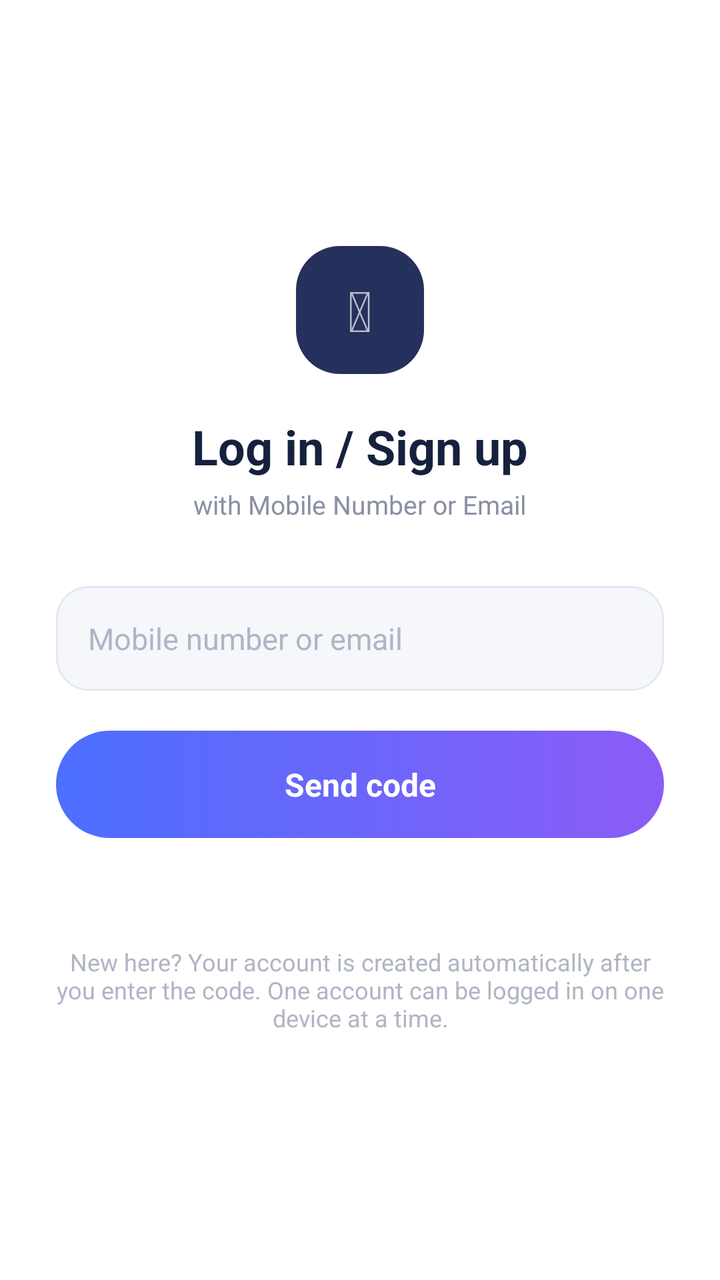
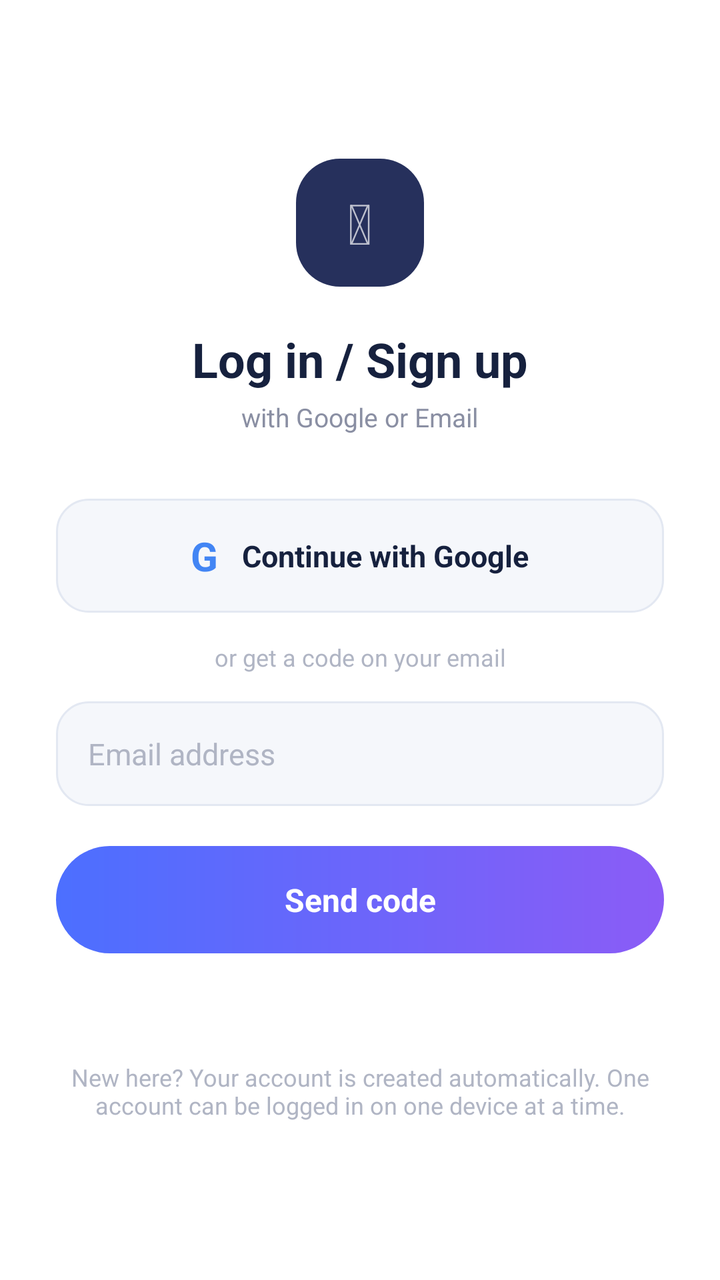

Compare the two renders of this Android layout. The source of the first and the diff that turns it into the second are given below.
<!-- AndroidManifest.xml: application theme Theme.AutoDialer -->
<!-- res/layout/activity_login.xml -->
<?xml version="1.0" encoding="utf-8"?>
<ScrollView xmlns:android="http://schemas.android.com/apk/res/android"
    android:layout_width="match_parent"
    android:layout_height="match_parent"
    android:background="#FFFFFF"
    android:fillViewport="true">

    <LinearLayout
        android:layout_width="match_parent"
        android:layout_height="match_parent"
        android:orientation="vertical"
        android:gravity="center"
        android:padding="28dp">

        <FrameLayout
            android:layout_width="64dp"
            android:layout_height="64dp"
            android:background="@drawable/bg_icon_chip">

            <TextView
                android:layout_width="wrap_content"
                android:layout_height="wrap_content"
                android:layout_gravity="center"
                android:text="&#128172;"
                android:textSize="28sp"/>
        </FrameLayout>

        <TextView
            android:layout_width="wrap_content"
            android:layout_height="wrap_content"
            android:layout_marginTop="20dp"
            android:text="Log in / Sign up"
            android:textColor="#16213E"
            android:textStyle="bold"
            android:textSize="24sp"/>

        <TextView
            android:layout_width="wrap_content"
            android:layout_height="wrap_content"
            android:layout_marginTop="4dp"
            android:text="with Mobile Number or Email"
            android:textColor="#8A8FA3"
            android:textSize="13sp"/>

        <EditText
            android:id="@+id/etPhone"
            android:layout_width="match_parent"
            android:layout_height="wrap_content"
            android:layout_marginTop="32dp"
            android:background="@drawable/bg_login_input"
            android:hint="Mobile number or email"
            android:inputType="textEmailAddress"
            android:maxLength="100"
            android:padding="16dp"
            android:textColor="#16213E"
            android:textColorHint="#B0B5C4"
            android:textSize="15sp"/>

        <TextView
            android:id="@+id/btnSendOtp"
            android:layout_width="match_parent"
            android:layout_height="wrap_content"
            android:layout_marginTop="20dp"
            android:background="@drawable/bg_login_button"
            android:gravity="center"
            android:padding="16dp"
            android:text="Send code"
            android:textColor="#FFFFFF"
            android:textStyle="bold"
            android:textSize="16sp"/>

        <LinearLayout
            android:id="@+id/otpSection"
            android:layout_width="match_parent"
            android:layout_height="wrap_content"
            android:orientation="vertical"
            android:layout_marginTop="20dp"
            android:visibility="gone">

            <EditText
                android:id="@+id/etOtp"
                android:layout_width="match_parent"
                android:layout_height="wrap_content"
                android:background="@drawable/bg_login_input"
                android:gravity="center"
                android:hint="6-digit code"
                android:inputType="number"
                android:maxLength="6"
                android:padding="14dp"
                android:textColor="#16213E"
                android:textColorHint="#B0B5C4"
                android:textSize="20sp"
                android:letterSpacing="0.3"/>

            <TextView
                android:id="@+id/btnVerifyOtp"
                android:layout_width="match_parent"
                android:layout_height="wrap_content"
                android:layout_marginTop="14dp"
                android:background="@drawable/bg_login_button"
                android:gravity="center"
                android:padding="16dp"
                android:text="Verify &amp; Log in"
                android:textColor="#FFFFFF"
                android:textStyle="bold"
                android:textSize="16sp"/>

            <LinearLayout
                android:layout_width="match_parent"
                android:layout_height="wrap_content"
                android:layout_marginTop="14dp"
                android:orientation="horizontal">

                <TextView
                    android:id="@+id/btnChangeNumber"
                    android:layout_width="0dp"
                    android:layout_weight="1"
                    android:layout_height="wrap_content"
                    android:padding="8dp"
                    android:text="Change"
                    android:textColor="#6C63FF"
                    android:textSize="14sp"/>

                <TextView
                    android:id="@+id/btnResendOtp"
                    android:layout_width="wrap_content"
                    android:layout_height="wrap_content"
                    android:padding="8dp"
                    android:gravity="end"
                    android:text="Resend code"
                    android:textColor="#6C63FF"
                    android:textSize="14sp"/>
            </LinearLayout>
        </LinearLayout>

        <TextView
            android:id="@+id/tvLoginStatus"
            android:layout_width="match_parent"
            android:layout_height="wrap_content"
            android:layout_marginTop="16dp"
            android:gravity="center"
            android:textColor="#8A8FA3"
            android:textSize="13sp"/>

        <TextView
            android:layout_width="match_parent"
            android:layout_height="wrap_content"
            android:layout_marginTop="20dp"
            android:gravity="center"
            android:text="New here? Your account is created automatically after you enter the code. One account can be logged in on one device at a time."
            android:textColor="#B0B5C4"
            android:textSize="12sp"/>

    </LinearLayout>
</ScrollView>
<!-- resources referenced by this layout -->
<resources>
  <!-- drawable bg_icon_chip (drawable) -->
  <?xml version="1.0" encoding="utf-8"?>
  <shape xmlns:android="http://schemas.android.com/apk/res/android">
      <solid android:color="#26305C"/>
      <corners android:radius="22dp"/>
  </shape>
  <!-- drawable bg_login_button (drawable) -->
  <?xml version="1.0" encoding="utf-8"?>
  <ripple xmlns:android="http://schemas.android.com/apk/res/android"
      android:color="#40FFFFFF">
      <item>
  <shape xmlns:android="http://schemas.android.com/apk/res/android">
      <gradient
          android:startColor="@color/gradient_top"
          android:endColor="@color/gradient_bottom"
          android:angle="0"/>
      <corners android:radius="28dp"/>
  </shape>
      </item>
  </ripple>
  <!-- drawable bg_login_input (drawable) -->
  <?xml version="1.0" encoding="utf-8"?>
  <shape xmlns:android="http://schemas.android.com/apk/res/android">
      <solid android:color="#F5F7FB"/>
      <corners android:radius="16dp"/>
      <stroke android:width="1dp" android:color="#E3E8F2"/>
  </shape>
  <style name="Theme.AutoDialer" parent="Theme.MaterialComponents.NoActionBar">
          <item name="colorPrimary">@color/resume_bg</item>
          <item name="colorPrimaryVariant">@color/resume_bg</item>
          <item name="android:windowBackground">@color/bg_dark</item>
          <item name="android:textColorPrimary">@color/text_primary_dark</item>
          <item name="android:textColorSecondary">@color/text_secondary_dark</item>
      </style>
  <color name="gradient_top">#4C6FFF</color>
  <color name="gradient_bottom">#8B5CF6</color>
  <color name="resume_bg">#4C6FFF</color>
  <color name="bg_dark">#0D0E1A</color>
  <color name="text_primary_dark">#F6F7FC</color>
  <color name="text_secondary_dark">#A2A4C4</color>
</resources>

<!-- the commit's change to res/layout/activity_login.xml (unified diff, before → after) -->
@@ -38,17 +38,57 @@
             android:layout_width="wrap_content"
             android:layout_height="wrap_content"
             android:layout_marginTop="4dp"
-            android:text="with Mobile Number or Email"
+            android:text="with Google or Email"
             android:textColor="#8A8FA3"
             android:textSize="13sp"/>
+
+        <LinearLayout
+            android:id="@+id/btnGoogle"
+            android:layout_width="match_parent"
+            android:layout_height="wrap_content"
+            android:layout_marginTop="32dp"
+            android:background="@drawable/bg_login_input"
+            android:clickable="true"
+            android:focusable="true"
+            android:gravity="center"
+            android:orientation="horizontal"
+            android:padding="15dp">
+
+            <TextView
+                android:layout_width="wrap_content"
+                android:layout_height="wrap_content"
+                android:layout_marginEnd="12dp"
+                android:text="G"
+                android:textColor="#4285F4"
+                android:textSize="20sp"
+                android:textStyle="bold"/>
+
+            <TextView
+                android:layout_width="wrap_content"
+                android:layout_height="wrap_content"
+                android:text="Continue with Google"
+                android:textColor="#16213E"
+                android:textSize="15sp"
+                android:textStyle="bold"/>
+        </LinearLayout>
+
+        <TextView
+            android:id="@+id/tvOrDivider"
+            android:layout_width="match_parent"
+            android:layout_height="wrap_content"
+            android:layout_marginTop="14dp"
+            android:gravity="center"
+            android:text="or get a code on your email"
+            android:textColor="#B0B5C4"
+            android:textSize="12sp"/>
 
         <EditText
             android:id="@+id/etPhone"
             android:layout_width="match_parent"
             android:layout_height="wrap_content"
-            android:layout_marginTop="32dp"
+            android:layout_marginTop="14dp"
             android:background="@drawable/bg_login_input"
-            android:hint="Mobile number or email"
+            android:hint="Email address"
             android:inputType="textEmailAddress"
             android:maxLength="100"
             android:padding="16dp"
@@ -147,7 +187,7 @@
             android:layout_height="wrap_content"
             android:layout_marginTop="20dp"
             android:gravity="center"
-            android:text="New here? Your account is created automatically after you enter the code. One account can be logged in on one device at a time."
+            android:text="New here? Your account is created automatically. One account can be logged in on one device at a time."
             android:textColor="#B0B5C4"
             android:textSize="12sp"/>
 
